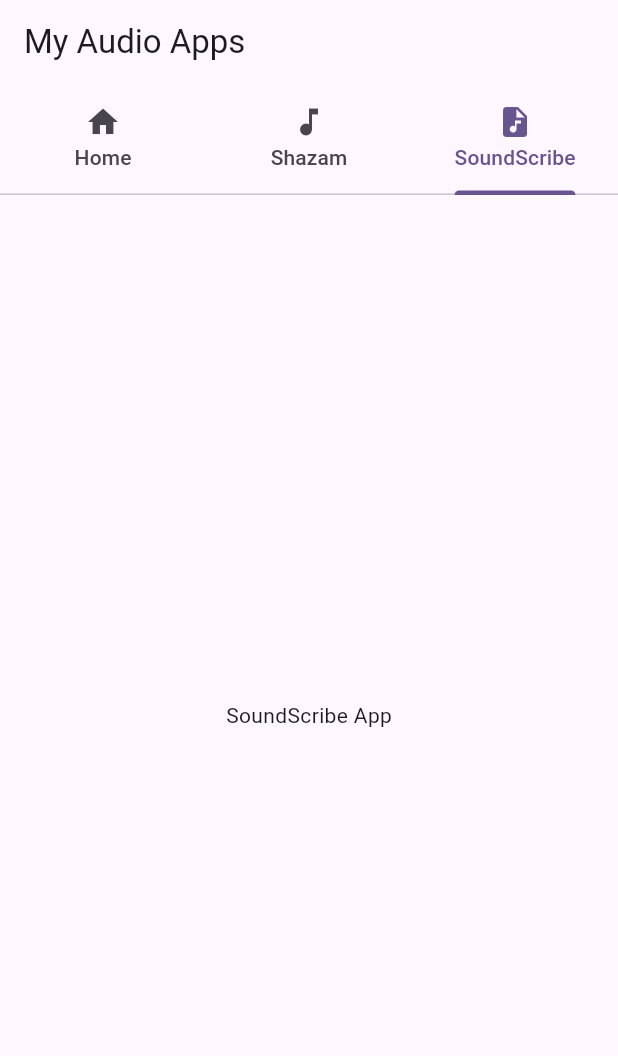
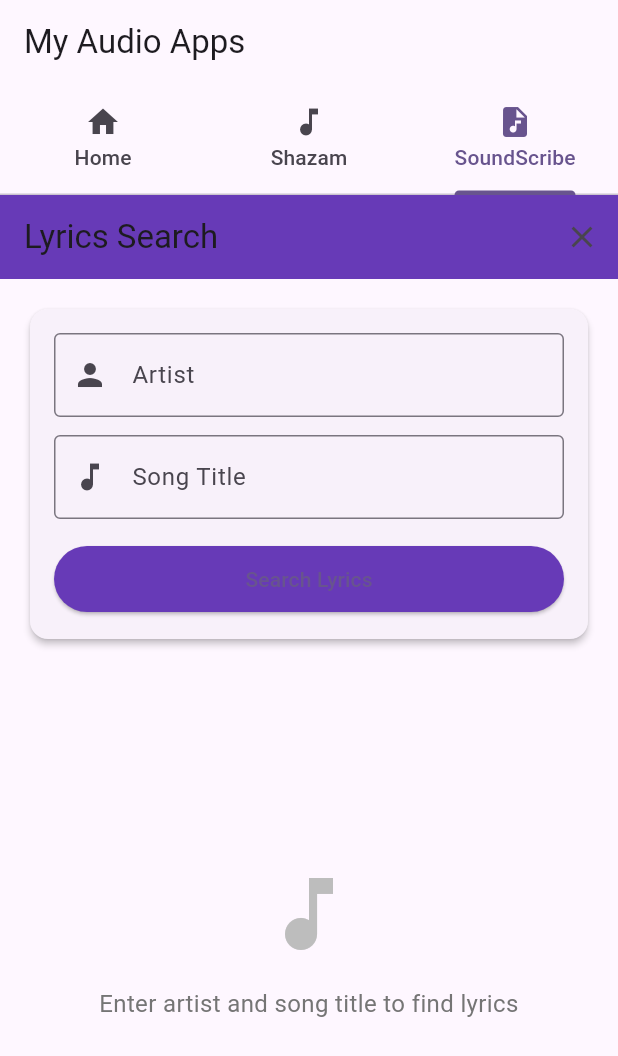
Before and after one commit to AaronPeterOcen/soundscribe_fl, a Flutter app: the screen it shows after launch, tab 3 chosen, on a phone screen of 412 x 824 dp. Shown: the top 1056 px of the screen. Run offline on Flutter 3.47's test engine with Material 3 defaults, Android fonts, the phone set to English and light mode, and no system bars; our stand-ins replace font_awesome_flutter.

Commit message:
using lyrics ovh as my lyrics api service

```diff
--- a/lib/screens/homescreen.dart
+++ b/lib/screens/homescreen.dart
@@ -1,4 +1,5 @@
 import 'package:flutter/material.dart';
+import 'package:soundscribe_fl/screens/lyric_search.dart';
 import 'package:soundscribe_fl/screens/shazam_ui.dart';
 
 class HomeScreen extends StatefulWidget {
@@ -42,7 +43,9 @@
           ShazamUi(),
 
           // SoundScribe Tab
-          Center(child: Text('SoundScribe App')),
+          // Center(child: Text('SoundScribe App')),
+          LyricsSearch(),
+          // GeniusSearchScreen(),
         ],
       ),
     );
--- /dev/null
+++ b/lib/screens/lyric_search.dart
@@ -0,0 +1,196 @@
+import 'package:flutter/material.dart';
+import 'package:soundscribe_fl/services/lyric_service.dart';
+
+// ignore: use_key_in_widget_constructors
+class LyricsSearch extends StatefulWidget {
+  @override
+  _LyricsSearchState createState() => _LyricsSearchState();
+}
+
+class _LyricsSearchState extends State<LyricsSearch> {
+  final TextEditingController _artistController = TextEditingController();
+  final TextEditingController _titleController = TextEditingController();
+  String _lyrics = '';
+  bool _isLoading = false;
+
+  void _searchLyrics() async {
+    if (_artistController.text.isEmpty || _titleController.text.isEmpty) {
+      ScaffoldMessenger.of(context).showSnackBar(
+        SnackBar(content: Text('Please enter both artist and song title')),
+      );
+      return;
+    }
+
+    setState(() {
+      _isLoading = true;
+      _lyrics = '';
+    });
+
+    final lyrics = await LyricService.getLyrics(
+      _artistController.text.trim(),
+      _titleController.text.trim(),
+    );
+
+    setState(() {
+      _lyrics = lyrics;
+      _isLoading = false;
+    });
+  }
+
+  void _clearSearch() {
+    setState(() {
+      _artistController.clear();
+      _titleController.clear();
+      _lyrics = '';
+    });
+  }
+
+  @override
+  Widget build(BuildContext context) {
+    return Scaffold(
+      appBar: AppBar(
+        title: Text('Lyrics Search'),
+        backgroundColor: Colors.deepPurple,
+        actions: [
+          IconButton(
+            icon: Icon(Icons.clear),
+            onPressed: _clearSearch,
+            tooltip: 'Clear Search',
+          ),
+        ],
+      ),
+      body: Padding(
+        padding: EdgeInsets.all(16.0),
+        child: Column(
+          children: [
+            // Search Form
+            Card(
+              elevation: 2,
+              child: Padding(
+                padding: EdgeInsets.all(16.0),
+                child: Column(
+                  children: [
+                    TextField(
+                      controller: _artistController,
+                      decoration: InputDecoration(
+                        labelText: 'Artist',
+                        hintText: 'e.g., Taylor Swift',
+                        border: OutlineInputBorder(),
+                        prefixIcon: Icon(Icons.person),
+                      ),
+                    ),
+                    SizedBox(height: 12),
+                    TextField(
+                      controller: _titleController,
+                      decoration: InputDecoration(
+                        labelText: 'Song Title',
+                        hintText: 'e.g., Shake It Off',
+                        border: OutlineInputBorder(),
+                        prefixIcon: Icon(Icons.music_note),
+                      ),
+                    ),
+                    SizedBox(height: 16),
+                    SizedBox(
+                      width: double.infinity,
+                      child: ElevatedButton(
+                        onPressed: _isLoading ? null : _searchLyrics,
+                        child: _isLoading
+                            ? SizedBox(
+                                height: 20,
+                                width: 20,
+                                child: CircularProgressIndicator(
+                                  strokeWidth: 2,
+                                  valueColor: AlwaysStoppedAnimation<Color>(
+                                    Colors.white,
+                                  ),
+                                ),
+                              )
+                            : Text('Search Lyrics'),
+                        style: ElevatedButton.styleFrom(
+                          backgroundColor: Colors.deepPurple,
+                          padding: EdgeInsets.symmetric(vertical: 12),
+                        ),
+                      ),
+                    ),
+                  ],
+                ),
+              ),
+            ),
+
+            SizedBox(height: 20),
+
+            // Results
+            Expanded(child: _buildResults()),
+          ],
+        ),
+      ),
+    );
+  }
+
+  Widget _buildResults() {
+    if (_isLoading) {
+      return Center(
+        child: Column(
+          mainAxisAlignment: MainAxisAlignment.center,
+          children: [
+            CircularProgressIndicator(),
+            SizedBox(height: 16),
+            Text('Searching for lyrics...'),
+          ],
+        ),
+      );
+    }
+
+    if (_lyrics.isEmpty) {
+      return Center(
+        child: Column(
+          mainAxisAlignment: MainAxisAlignment.center,
+          children: [
+            Icon(Icons.music_note, size: 64, color: Colors.grey[400]),
+            SizedBox(height: 16),
+            Text(
+              'Enter artist and song title to find lyrics',
+              style: TextStyle(color: Colors.grey[600], fontSize: 16),
+              textAlign: TextAlign.center,
+            ),
+          ],
+        ),
+      );
+    }
+
+    return Card(
+      elevation: 2,
+      child: Padding(
+        padding: EdgeInsets.all(16.0),
+        child: SingleChildScrollView(
+          child: Column(
+            crossAxisAlignment: CrossAxisAlignment.start,
+            children: [
+              // Song Info
+              if (_lyrics != 'Lyrics not found for this song' &&
+                  _lyrics != 'Error: Failed to load lyrics (404)' &&
+                  !_lyrics.startsWith('Error:'))
+                Padding(
+                  padding: EdgeInsets.only(bottom: 16),
+                  child: Text(
+                    '${_titleController.text} by ${_artistController.text}',
+                    style: TextStyle(
+                      fontSize: 18,
+                      fontWeight: FontWeight.bold,
+                      color: Colors.deepPurple,
+                    ),
+                  ),
+                ),
+
+              // Lyrics
+              SelectableText(
+                _lyrics,
+                style: TextStyle(fontSize: 16, height: 1.5),
+              ),
+            ],
+          ),
+        ),
+      ),
+    );
+  }
+}
--- a/lib/screens/soundscribe_ui.dart
+++ /dev/null
@@ -1,15 +0,0 @@
-import 'package:flutter/material.dart';
-
-class SoundscribeUi extends StatefulWidget {
-  const SoundscribeUi({super.key});
-
-  @override
-  State<SoundscribeUi> createState() => _SoundscribeUiState();
-}
-
-class _SoundscribeUiState extends State<SoundscribeUi> {
-  @override
-  Widget build(BuildContext context) {
-    return Scaffold();
-  }
-}
--- /dev/null
+++ b/lib/services/lyric_service.dart
@@ -0,0 +1,28 @@
+import 'dart:convert';
+import 'package:http/http.dart' as http;
+
+class LyricService {
+  static const String _baseUrl = 'https://api.lyrics.ovh/v1';
+
+  // Search for lyrics by artist and title
+  static Future<String> getLyrics(String artist, String title) async {
+    try {
+      final response = await http.get(
+        Uri.parse(
+          '$_baseUrl/${Uri.encodeComponent(artist)}/${Uri.encodeComponent(title)}',
+        ),
+      );
+
+      if (response.statusCode == 200) {
+        final data = json.decode(response.body);
+        return data['lyrics'] ?? 'No lyrics found';
+      } else if (response.statusCode == 404) {
+        return 'Lyrics not found for this song';
+      } else {
+        return 'Error: Failed to load lyrics (${response.statusCode})';
+      }
+    } catch (e) {
+      return 'Error: Could not connect to lyrics service';
+    }
+  }
+}
--- a/pubspec.yaml
+++ b/pubspec.yaml
@@ -30,14 +30,17 @@
 dependencies:
   assets_audio_player: ^3.1.1
   audioplayers: ^6.5.1
+  cached_network_image: ^3.3.1
   chordify_lyrics: ^1.0.3
   cupertino_icons: ^1.0.8
   flutter:
     sdk: flutter
   font_awesome_flutter: ^10.12.0
+  http: ^1.6.0
   image: ^4.5.4
   just_audio: ^0.10.5
   record: ^6.1.2
+  url_launcher: ^6.3.2
 
 dev_dependencies:
   file_picker: ^5.5.0
```
Also changed, not shown: pubspec.lock, 5 other files.
